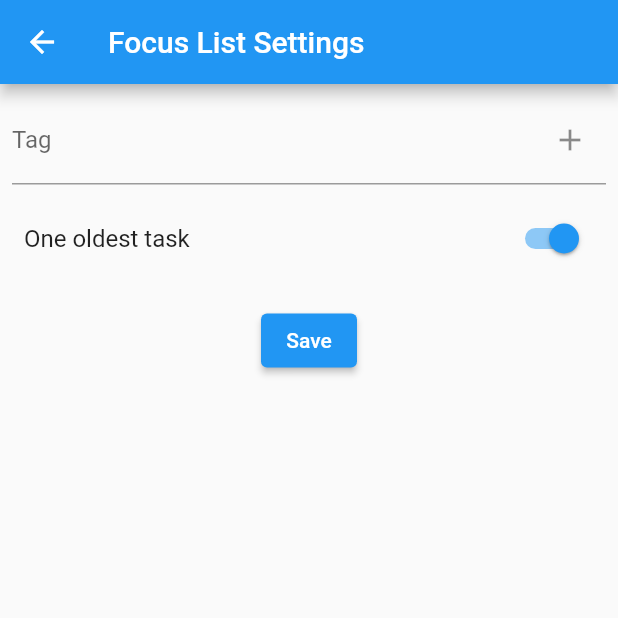
After one commit to rmolabanti/r-tasks, a Flutter app: the FocusListSettingsScreen screen opened directly, after a tap on "One oldest task", on a phone screen of 412 x 824 dp, the top half of it. The commit adds this screen. Run offline on Flutter 3.47's test engine with Material 2 defaults, Android fonts, the light colour scheme and no system bars; our stand-ins replace cloud_firestore, firebase_auth, firebase_core, flutter_signin_button, get; missing offline and left inert: dart:html; accounts and stored records are empty; generated files the repository leaves out were written again.

Commit message:
Focus list settings

```diff
--- a/lib/AppHome.dart
+++ b/lib/AppHome.dart
@@ -3,6 +3,7 @@ import 'dart:developer';
 import 'package:firebase_auth/firebase_auth.dart';
 import 'package:flutter/material.dart';
 import 'package:get/get.dart';
+import 'package:r_tasks/FocusListSettingsScreen.dart';
 import 'package:r_tasks/TasksController.dart';
 import 'package:r_tasks/TimerScreen.dart';
 import 'package:r_tasks/auth_service.dart';
@@ -174,6 +175,13 @@ class _AppLayoutState extends State<AppLayout> {
                 Navigator.pop(context);
               },
             ),
+            ListTile(
+              title: const Text('Focus List Settings'),
+              onTap: (){
+                Navigator.of(context).push(MaterialPageRoute(builder: (context) => FocusListSettingsScreen()));
+                //Navigator.pop(context);
+              },
+            ),
         ],
     ),
     );
--- /dev/null
+++ b/lib/FocusListSettings.dart
@@ -0,0 +1,25 @@
+class FocusListSettings{
+  String id='';
+  String uid='';
+  List<String> tags=[];
+  bool includeOldest=false;
+
+  FocusListSettings({required this.uid});
+
+  Map<String, dynamic> toMap() {
+    return {
+      'uid': uid,
+      'tags':tags,
+      'includeOldest':includeOldest,
+    };
+  }
+
+  static FocusListSettings fromMap(String id,Map<String, dynamic> map) {
+   FocusListSettings settings = FocusListSettings(uid: map['uid']);
+    settings.id=id;
+    if(map['tags']!=null) {
+      settings.tags = map['tags'].cast<String>();
+    }
+    return settings;
+  }
+}
--- /dev/null
+++ b/lib/FocusListSettingsScreen.dart
@@ -0,0 +1,99 @@
+
+import 'package:flutter/material.dart';
+import 'package:get/get.dart';
+import 'package:r_tasks/TasksController.dart';
+
+class FocusListSettingsScreen extends StatefulWidget {
+  final TasksController tasksController = Get.find();
+  FocusListSettingsScreen({Key? key}) : super(key: key);
+
+  @override
+  State<StatefulWidget> createState() => _FocusListSettingsScreenState();
+}
+
+class _FocusListSettingsScreenState extends State<FocusListSettingsScreen> {
+  final _formKey = GlobalKey<FormState>();
+  final TasksController tasksController = Get.find();
+  final TextEditingController _tagController = TextEditingController();
+
+  @override
+  void initState() {
+    super.initState();
+    tasksController.loadFocusListSettings();
+  }
+
+  void _addTag() {
+    String newTag = _tagController.text.trim();
+    if (newTag.isNotEmpty) {
+      tasksController.addTag(newTag);
+      _tagController.clear();
+    }
+  }
+
+  Widget _buildTagChip(String tag) {
+    return Chip(
+      label: Text(tag),
+      onDeleted: () {
+        tasksController.removeTag(tag);
+      },
+    );
+  }
+
+  @override
+  Widget build(BuildContext context) {
+    return Scaffold(
+      appBar: AppBar(title: const Text("Focus List Settings")),
+      body: Center(
+        child: Form(
+            key: _formKey,
+            child: Column(
+              children: [
+                Padding(padding: const EdgeInsets.all(8),
+                  child: TextField(
+                    controller: _tagController,
+                    onSubmitted: (value) {
+                      _addTag();
+                    },
+                    decoration: InputDecoration(
+                      labelText: 'Tag',
+                      suffixIcon: IconButton(
+                        icon: const Icon(Icons.add),
+                        onPressed: _addTag,
+                      ),
+                    ),
+                  ),
+                ),
+                Obx(() => Wrap(
+                  spacing: 8,
+                  children:tasksController.getFocusListSettings().tags.map((tag) => _buildTagChip(tag)).toList(),
+                )),
+                SwitchListTile(
+                  title: const Text('One oldest task'),
+                  value: true,
+                  onChanged: (value) {
+                    setState(() {
+                    });
+                  },
+                ),
+                Center(
+                  child: Padding(
+                    padding: const EdgeInsets.symmetric(vertical: 16.0),
+                    child: ElevatedButton(
+                      onPressed: () {
+                        if (_formKey.currentState!.validate()) {
+                          tasksController.saveFocusListSettings();
+                          Navigator.of(context).pop();
+                          Navigator.of(context).pop();
+                        }
+                      },
+                      child: const Text("Save"),
+                    ),
+                  ),
+                ),
+              ],
+            )
+        )
+      ),
+    );
+  }
+}
--- a/lib/TasksController.dart
+++ b/lib/TasksController.dart
@@ -1,6 +1,7 @@
 import 'dart:developer';
 
 import 'package:get/get.dart';
+import 'package:r_tasks/FocusListSettings.dart';
 import 'package:r_tasks/task.dart';
 import 'package:r_tasks/tasks_dao.dart';
 
@@ -9,9 +10,11 @@ class TasksController extends GetxController{
   final RxSet<Task> tasks = <Task>{}.obs;
   final List<Task> allTasks = <Task>[].obs;
   final Set<Task> focusTasks = <Task>{}.obs;
+  final Rx<FocusListSettings> focusListSettings;
   final TasksDao dao = TasksDao();
 
-  TasksController(this.uid);
+  TasksController(this.uid):
+        focusListSettings = FocusListSettings(uid:uid).obs;
 
   getAll(String uid) async {
     log('TasksController > getAll');
@@ -82,28 +85,25 @@ class TasksController extends GetxController{
     });
   }
 
-  void refreshFocusTasks() {
+  void refreshFocusTasks() async {
     log('Refresh focus tasks');
-    dao.refreshFocusTasks(uid);
-    loadFocusTasks();
-
     List<Task> openTasks = allTasks.where((task) => !task.isDone).toList();
     openTasks.sort((a, b) => b.rank.compareTo(a.rank));
     List<Task> topTasks = openTasks.take(5).toList();
 
-    if(!topTasks.any((element) => element.tags.any((tag) => tag.toLowerCase() == 'learning'))){
-      Task? learningTask = allTasks.firstWhere((element) => element.tags.any((tag) => tag.toLowerCase() == 'learning'),orElse: () => newTask());
-      if(learningTask.id.isNotEmpty){
-        topTasks.removeLast();
-        topTasks.add(learningTask);
+    loadFocusListSettings();
+    for(String fTag in focusListSettings.value.tags){
+      if(!topTasks.any((element) => element.tags.any((tag) => tag.toLowerCase() == fTag.toLowerCase()))){
+        Task? tagTask = allTasks.firstWhere((element) => element.tags.any((tag) => tag.toLowerCase() == fTag.toLowerCase()),orElse: () => newTask());
+        if(tagTask.id.isNotEmpty){
+          var lastWhereTask = topTasks.lastWhere((element) => element.tags.isEmpty || element.tags.any((tag) => !focusListSettings.value.tags.any((fTag) => fTag.toLowerCase() == tag.toLowerCase())),orElse: () => topTasks.last);
+          topTasks.remove(lastWhereTask);
+          topTasks.add(tagTask);
+        }
       }
     }
-
-    //print tempTasks
-    topTasks.forEach((element) {
-      //print(element.name);
-    });
-
+    await dao.updateFocusTasks(uid,topTasks);
+    loadFocusTasks();
   }
 
   void handleTaskChange(Task task) {
@@ -122,6 +122,30 @@ class TasksController extends GetxController{
     return Task(uid: uid, name: '');
   }
 
+  void loadFocusListSettings() async {
+     FocusListSettings flsFromDB = await dao.getFocusListSettings(uid);
+     focusListSettings(flsFromDB);
+  }
 
+  FocusListSettings getFocusListSettings() {
+    return focusListSettings.value;
+  }
+
+  void addTag(String newTag) {
+    focusListSettings.update((fls) {
+      fls?.tags.add(newTag);
+    });
+  }
+
+  void removeTag(String tag) {
+    focusListSettings.update((fls) {
+      fls?.tags.remove(tag);
+    });
+  }
+
+  void saveFocusListSettings() async {
+    var updateFocusListSettings = await dao.updateFocusListSettings(focusListSettings.value);
+    focusListSettings(updateFocusListSettings);
+  }
 
 }
--- a/lib/tasks_dao.dart
+++ b/lib/tasks_dao.dart
@@ -1,6 +1,7 @@
 import 'dart:developer';
 
 import 'package:cloud_firestore/cloud_firestore.dart';
+import 'package:r_tasks/FocusListSettings.dart';
 import 'package:r_tasks/task.dart';
 
 class TasksDao{
@@ -67,16 +68,45 @@ class TasksDao{
     return snapshot;
   }
 
-  Future<void> refreshFocusTasks(String uid) async {
-    var tasksCollection = FirebaseFirestore.instance.collection("tasks");
-    var tasksSnapshot = await tasksCollection.where("uid",isEqualTo: uid).where("isDone",isEqualTo: false).orderBy('rank',descending: true).limit(5).get();
-    var tasks = tasksSnapshot.docs.map((e) => Task.fromMap(e.id,e.data())).toList();
+  Future<void> updateFocusTasks(String uid,List<Task> topTasks) async {
+    var focusTasksCollection = FirebaseFirestore.instance.collection("focus_tasks");
 
-    var focusTasksCollection = FirebaseFirestore.instance.collection("focus_tasks");
-    for (Task task in tasks) {
+    var focusTasksSnapshot = await focusTasksCollection.where("uid",isEqualTo: uid).get();
+    final WriteBatch batch = FirebaseFirestore.instance.batch();
+    for (var doc in focusTasksSnapshot.docs) {
+      batch.delete(doc.reference);
+    }
+    batch.commit();
+
+    for (Task task in topTasks) {
       final documentReference = focusTasksCollection.doc(task.id);
       await documentReference.set(task.toMap());
     }
   }
 
+  Future<FocusListSettings> getFocusListSettings(String uid) async {
+    var focusListSettingsCollection = FirebaseFirestore.instance.collection("focus_list_settings");
+    var focusListSettingsSnapshot = await focusListSettingsCollection.where("uid",isEqualTo: uid).get();
+    if(focusListSettingsSnapshot.docs.isNotEmpty){
+      var documentSnapshot = focusListSettingsSnapshot.docs.first;
+      return FocusListSettings.fromMap(documentSnapshot.id, documentSnapshot.data());
+    }else{
+      return FocusListSettings(uid: uid);
+    }
+  }
+
+  Future<FocusListSettings> updateFocusListSettings(FocusListSettings focusListSettings) async {
+    var focusListSettingsCollection = FirebaseFirestore.instance.collection("focus_list_settings");
+    if(focusListSettings.id.isEmpty){
+      var ref = await focusListSettingsCollection.add(focusListSettings.toMap());
+      var snapshot = await ref.get();
+      var fls = FocusListSettings.fromMap(snapshot.id,snapshot.data()!);
+      return fls;
+    }else{
+      var ref = focusListSettingsCollection.doc(focusListSettings.id);
+      await ref.update(focusListSettings.toMap());
+      return focusListSettings;
+    }
+  }
+
 }
```
